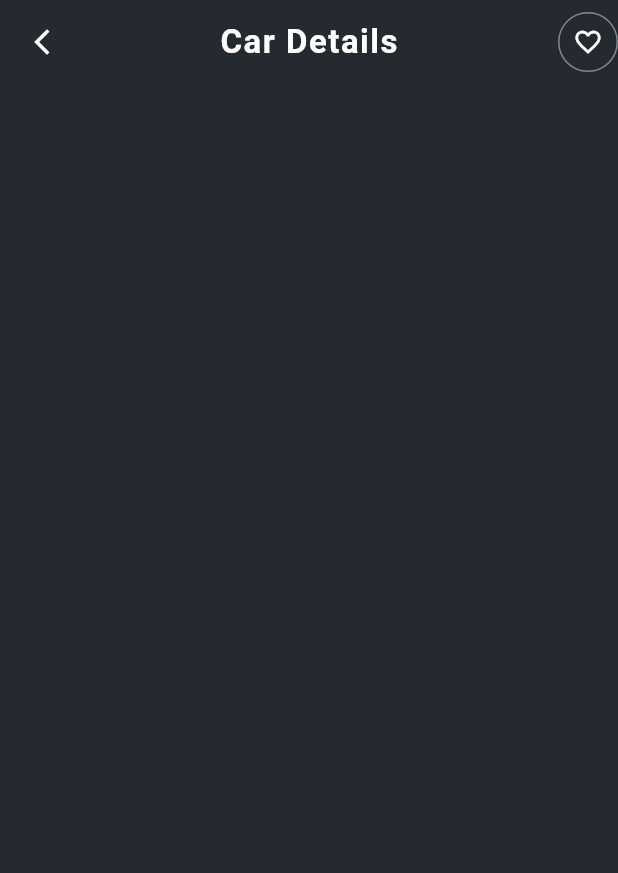
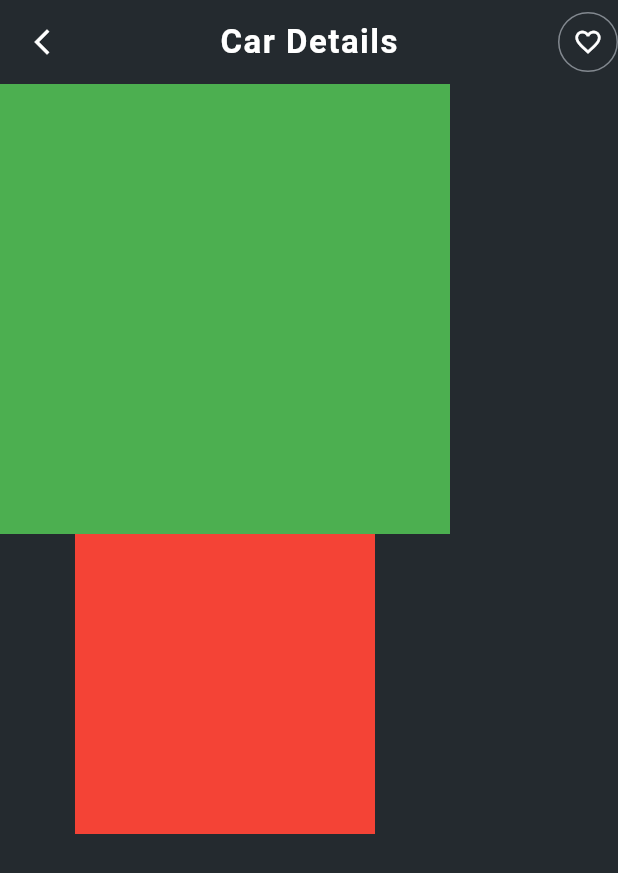
Before and after one commit to HamzaAli689/complete-Apps, a Flutter app: the screen it shows after launch, on a phone screen of 412 x 824 dp. Shown: the top 873 px of the screen. Run offline on Flutter 3.47's test engine with Material 3 defaults, Android fonts, the phone set to English and light mode, and no system bars; our stand-ins replace font_awesome_flutter, gap, get, sliding_sheet.

Commit message:
update the code of cardetails screen

```diff
--- a/carapp_ui/lib/Screens/CarDetails_Screens.dart
+++ b/carapp_ui/lib/Screens/CarDetails_Screens.dart
@@ -44,6 +44,22 @@ class CardetailsScreens extends StatelessWidget {
           ),
         ],
       ),
+      body: Column(
+        children: [
+          Container(width: 300,
+          height: 300,
+          color: Colors.green,),
+          Stack(alignment: Alignment.topRight,
+            children: [
+              Container(
+              height: 200,
+                width: 200,
+                color: Colors.red,
+            )
+            ],
+          )
+        ],
+      ),
     );
   }
 }
```
